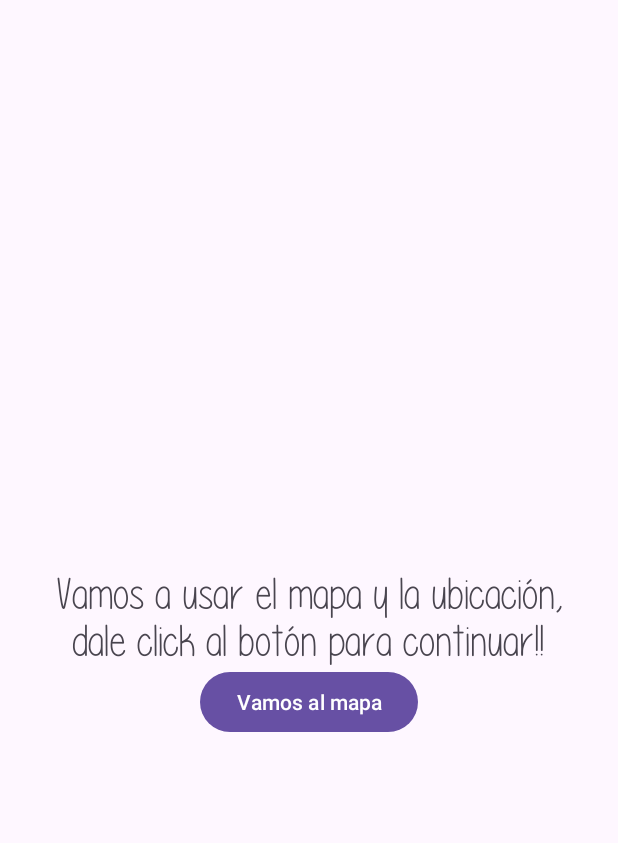
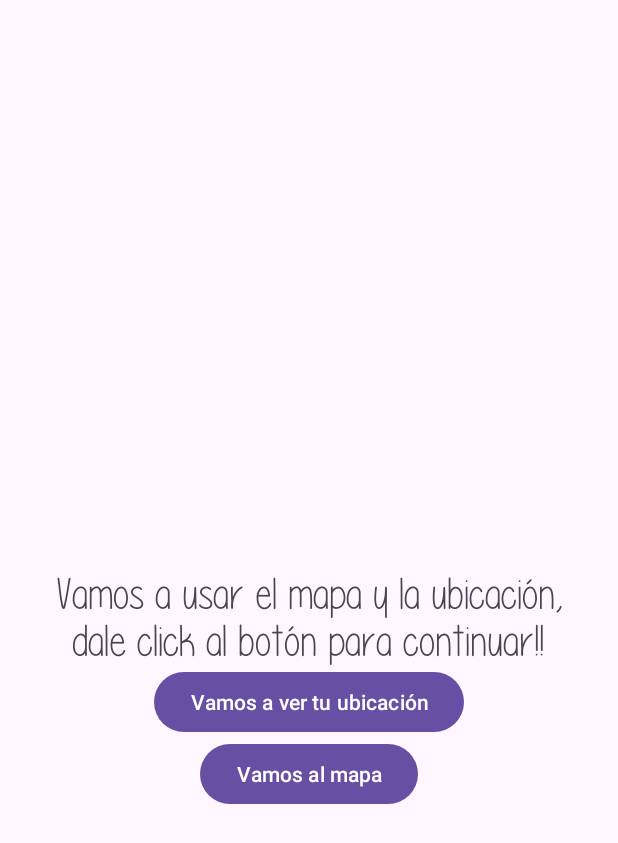
Before and after one commit to IsaRodri05/Localization-and-Maps-Android, an Android app: the screen it shows after launch (MainActivity), on a phone screen of 412 x 824 dp. Shown: the top 843 px of the screen. Run offline under Robolectric (Android 15) with nearby library versions, the phone set to English and light mode, and no system bars.

Commit message:
Begging map

```diff
--- a/app/build.gradle.kts
+++ b/app/build.gradle.kts
@@ -1,6 +1,7 @@
 plugins {
     alias(libs.plugins.androidApplication)
     alias(libs.plugins.jetbrainsKotlinAndroid)
+    alias(libs.plugins.googleAndroidLibrariesMapsplatformSecretsGradlePlugin)
 }
 
 android {
@@ -43,6 +44,7 @@ dependencies {
 
     implementation("com.google.android.gms:play-services-location:21.2.0")
     implementation("com.google.android.gms:play-services-maps:18.2.0")
+    implementation("com.google.android.gms:play-services-maps:18.0.2")
     implementation(libs.androidx.core.ktx)
     implementation(libs.androidx.appcompat)
     implementation(libs.material)
--- a/app/src/main/java/com/example/localizacionymapas/MainActivity.kt
+++ b/app/src/main/java/com/example/localizacionymapas/MainActivity.kt
@@ -15,9 +15,9 @@ class MainActivity : AppCompatActivity() {
         val vista = bindingMenu.root
         setContentView(vista)
 
-        bindingMenu.botonMapa.setOnClickListener {
-            val intentMapa = Intent(this, Localizacion::class.java)
-            startActivity(intentMapa)
+        bindingMenu.botonUbicacion.setOnClickListener {
+            val intentUbicacion = Intent(this, Localizacion::class.java)
+            startActivity(intentUbicacion)
         }
     }
 }
--- a/app/src/main/res/layout/activity_main.xml
+++ b/app/src/main/res/layout/activity_main.xml
@@ -19,11 +19,18 @@
         android:layout_centerInParent="true"
         android:textSize="30sp"/>
     <Button
+        android:id="@+id/botonUbicacion"
+        android:layout_width="wrap_content"
+        android:layout_height="wrap_content"
+        android:text="Vamos a ver tu ubicación"
+        android:layout_centerHorizontal="true"
+        android:layout_below="@+id/textTitulo"/>
+    <Button
         android:id="@+id/botonMapa"
         android:layout_width="wrap_content"
         android:layout_height="wrap_content"
         android:text="Vamos al mapa"
         android:layout_centerHorizontal="true"
-        android:layout_below="@+id/textTitulo"/>
+        android:layout_below="@+id/botonUbicacion"/>
 
 </RelativeLayout>
--- a/app/src/main/res/values/strings.xml
+++ b/app/src/main/res/values/strings.xml
@@ -1,3 +1,4 @@
 <resources>
     <string name="app_name">LocalizacionYMapas</string>
+    <string name="title_activity_mapa">MapaActivity</string>
 </resources>
--- a/build.gradle.kts
+++ b/build.gradle.kts
@@ -2,4 +2,5 @@
 plugins {
     alias(libs.plugins.androidApplication) apply false
     alias(libs.plugins.jetbrainsKotlinAndroid) apply false
+    alias(libs.plugins.googleAndroidLibrariesMapsplatformSecretsGradlePlugin) apply false
 }
--- a/gradle/libs.versions.toml
+++ b/gradle/libs.versions.toml
@@ -9,6 +9,8 @@ appcompat = "1.6.1"
 material = "1.11.0"
 activity = "1.8.0"
 constraintlayout = "2.1.4"
+googleAndroidLibrariesMapsplatformSecretsGradlePlugin = "2.0.1"
+playServicesMaps = "18.1.0"
 
 [libraries]
 androidx-core-ktx = { group = "androidx.core", name = "core-ktx", version.ref = "coreKtx" }
@@ -19,7 +21,9 @@ androidx-appcompat = { group = "androidx.appcompat", name = "appcompat", version
 material = { group = "com.google.android.material", name = "material", version.ref = "material" }
 androidx-activity = { group = "androidx.activity", name = "activity", version.ref = "activity" }
 androidx-constraintlayout = { group = "androidx.constraintlayout", name = "constraintlayout", version.ref = "constraintlayout" }
+play-services-maps = { group = "com.google.android.gms", name = "play-services-maps", version.ref = "playServicesMaps" }
 
 [plugins]
 androidApplication = { id = "com.android.application", version.ref = "agp" }
 jetbrainsKotlinAndroid = { id = "org.jetbrains.kotlin.android", version.ref = "kotlin" }
+googleAndroidLibrariesMapsplatformSecretsGradlePlugin = { id = "com.google.android.libraries.mapsplatform.secrets-gradle-plugin", version.ref = "googleAndroidLibrariesMapsplatformSecretsGradlePlugin" }
```
Also changed, not shown: app/src/main/AndroidManifest.xml (+20 -0 lines), app/src/main/java/com/example/localizacionymapas/MapaActivity.kt (added, +48 -0 lines), app/src/main/res/layout/activity_mapa.xml (added, +9 -0 lines).
